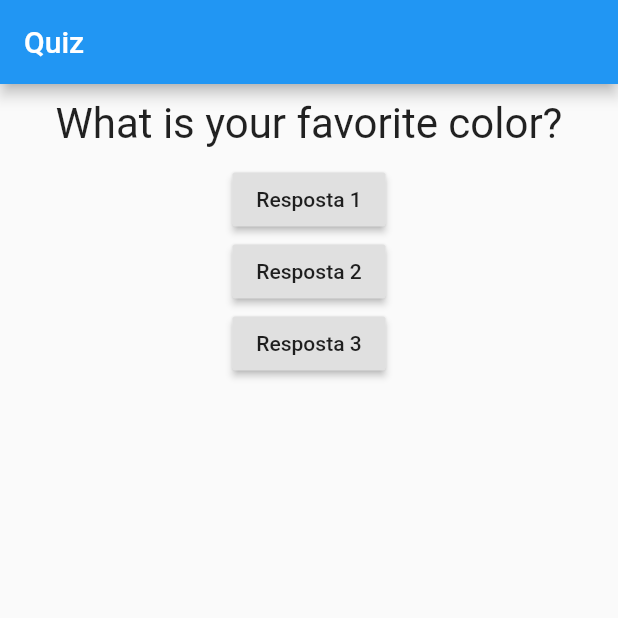
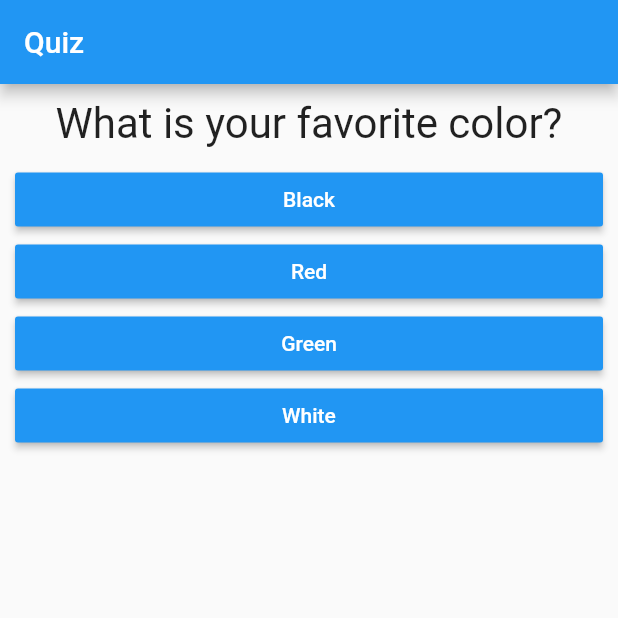
Before and after one commit to silascaxias/simple_quizz_flutter, a Flutter app: the screen it shows after launch, on a phone screen of 412 x 824 dp, the top half of it. Run offline on Flutter 3.47's test engine with Material 2 defaults, Android fonts, the phone set to English and light mode, and no system bars.

```diff
--- /dev/null
+++ b/lib/answer.dart
@@ -0,0 +1,23 @@
+import 'package:flutter/material.dart';
+
+class Answer extends StatelessWidget {
+
+  final String text;
+  final void Function() onSelected;
+
+  Answer(this.text, this.onSelected);
+
+  @override
+  Widget build(BuildContext context) {
+    return Container(
+      width: double.infinity,
+      margin: EdgeInsets.fromLTRB(10, 0, 10, 0),
+      child: RaisedButton(
+        textColor: Colors.white,
+        color: Colors.blue,
+        child: Text(text),
+        onPressed: onSelected,
+      ),
+    );
+  }
+}
--- a/lib/main.dart
+++ b/lib/main.dart
@@ -1,46 +1,51 @@
 
 import 'package:flutter/material.dart';
 import './question.dart';
+import './answer.dart';
 
 main() => runApp(QuestionApp());
 
 class _QuestionAppState extends State<QuestionApp> {
+
   var _selectedQuestion = 0;
+  final _questions = const [
+      {
+        'text': 'What is your favorite color?',
+        'answers': ['Black', 'Red', 'Green', 'White']
+      },
+      {
+        'text': 'What is your favorite animal?',
+        'answers': ['Coelho','Cobra','Elefanto','Leão']
+      },
+      {
+        'text': 'What is your favorite friend?',
+        'answers': ['Ingrid','Jheniffer','Luisa','Amanda']
+      }
+    ];
+
+
+  bool get hasSelectedQuestions => _selectedQuestion < _questions.length;
 
   void _answer() {
-    setState(() {
-      _selectedQuestion++;
-    });
-    print(_selectedQuestion);
+     try {
+        if(_questions.elementAt(_selectedQuestion + 1) != null)
+          setState(() { _selectedQuestion++; });
+      } catch(e) {}
   }
 
   @override
   Widget build(BuildContext context) {
-    final List<String> questions = [
-      'What is your favorite color?',
-      'What is your favorite animal?'
-    ];
-
     return MaterialApp(
       home: Scaffold(
         appBar: AppBar(
           title: Text('Quiz')
         ),
         body: Column(
-          children: [
-            Question(questions[_selectedQuestion]),
-            RaisedButton(
-              child: Text('Resposta 1'),
-              onPressed: _answer,
-            ),
-            RaisedButton(
-              child: Text('Resposta 2'),
-              onPressed: _answer,
-            ),
-            RaisedButton(
-              child: Text('Resposta 3'),
-              onPressed: _answer,
-            ),
+          children: <Widget> [
+            Question(_questions[_selectedQuestion]['text']),
+            ...(_questions[_selectedQuestion]['answers'] as List<String>)
+                  .map((answer) => Answer(answer, _answer))
+                  .toList()
           ],
         ),
       ),
@@ -50,7 +55,6 @@ class _QuestionAppState extends State<QuestionApp> {
 
 class QuestionApp extends StatefulWidget {
 
-  _QuestionAppState createState() {
-    return _QuestionAppState();
-  }
+  _QuestionAppState createState() => _QuestionAppState();
+
 }
```
